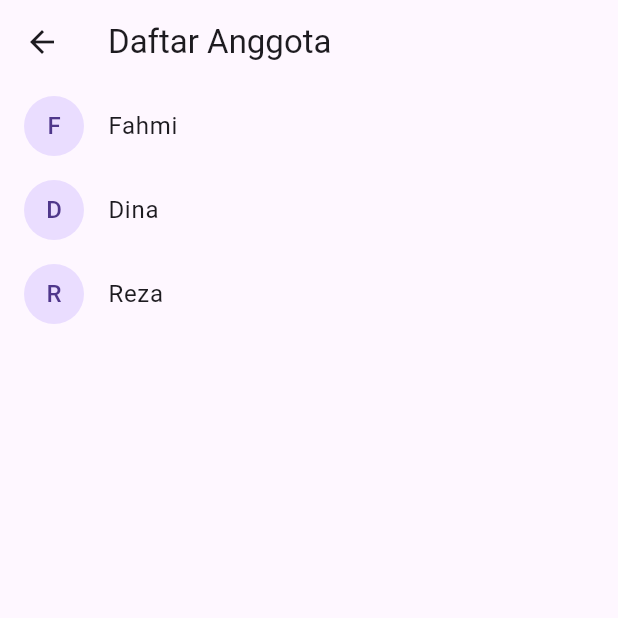
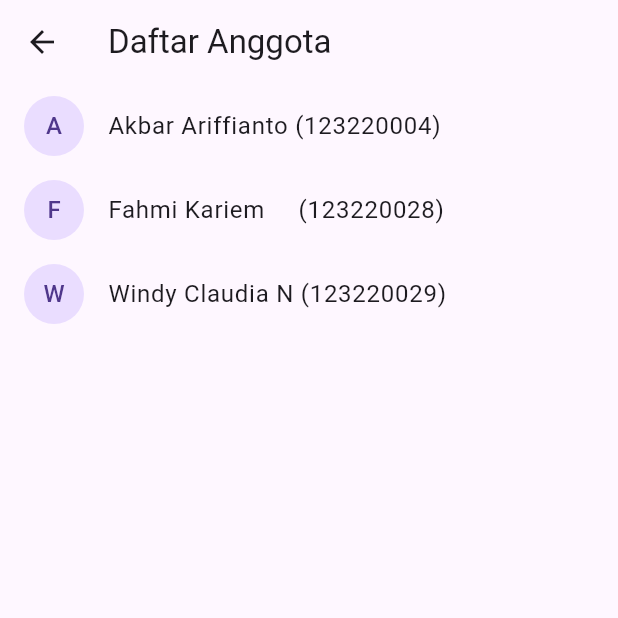
Before and after one commit to akbariffianto/tugas-mobile-3, a Flutter app: the AnggotaPage screen opened directly, on a phone screen of 412 x 824 dp, the top half of it. Run offline on Flutter 3.47's test engine with Material 3 defaults, Android fonts, the phone set to English and light mode, and no system bars; our stand-ins replace flutter_map, latlong2, location, shared_preferences; accounts and stored records are empty.

Commit message:
daftar anggota

```diff
--- a/lib/modules/screens/anggota/anggota_page.dart
+++ b/lib/modules/screens/anggota/anggota_page.dart
@@ -1,7 +1,11 @@
 import 'package:flutter/material.dart';
 
 class AnggotaPage extends StatelessWidget {
-  final List<String> anggota = ['Fahmi', 'Dina', 'Reza'];
+  final List<String> anggota = [
+    'Akbar Ariffianto (123220004)',
+    'Fahmi Kariem     (123220028)',
+    'Windy Claudia N (123220029)'
+  ];
 
   @override
   Widget build(BuildContext context) {
--- a/lib/modules/screens/beranda/menu/stopwatch_page.dart
+++ b/lib/modules/screens/beranda/menu/stopwatch_page.dart
@@ -101,7 +101,7 @@ class _StopwatchPageState extends State<StopwatchPage> {
                       child: Text(
                         _formatTime(_stopwatch.elapsed),
                         style: TextStyle(
-                          fontSize: 48,
+                          fontSize: 40,
                           fontWeight: FontWeight.bold,
                           color: _isRunning
                               ? Colors.blue.shade700
```
